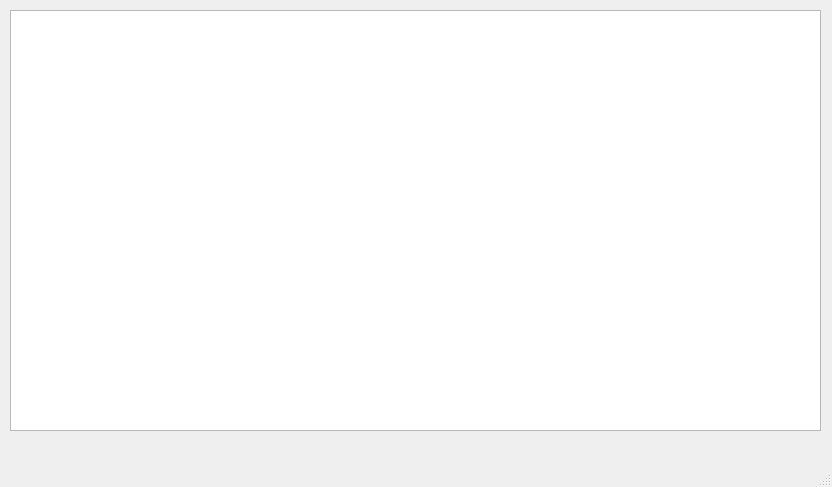
This is main.ui in Mish1ps/git1 as Qt 5 draws it before an edit. The edited form follows.
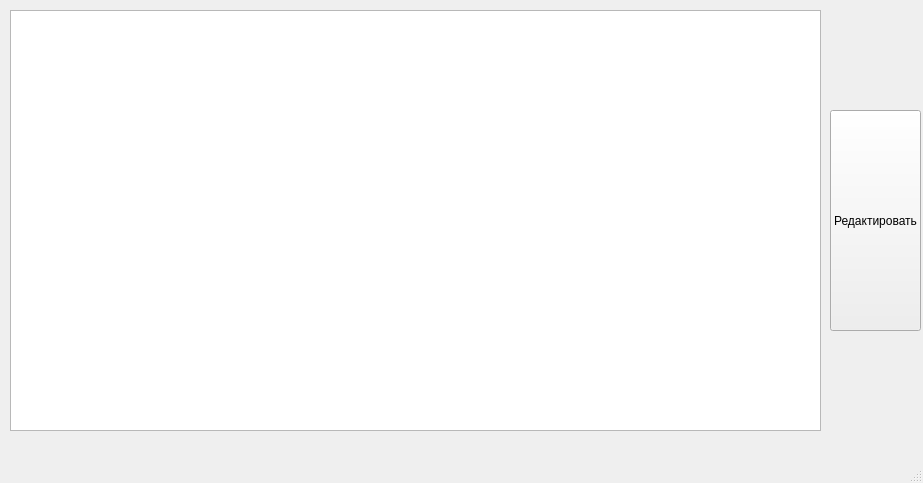
This is the edited form.

The edit to the form file:
```diff
--- a/main.ui
+++ b/main.ui
@@ -6,8 +6,8 @@
    <rect>
     <x>0</x>
     <y>0</y>
-    <width>832</width>
-    <height>487</height>
+    <width>923</width>
+    <height>483</height>
    </rect>
   </property>
   <property name="windowTitle">
@@ -24,6 +24,19 @@
      </rect>
     </property>
    </widget>
+   <widget class="QPushButton" name="pushButton">
+    <property name="geometry">
+     <rect>
+      <x>830</x>
+      <y>110</y>
+      <width>91</width>
+      <height>221</height>
+     </rect>
+    </property>
+    <property name="text">
+     <string>Редактировать</string>
+    </property>
+   </widget>
   </widget>
   <widget class="QMenuBar" name="menubar">
    <property name="geometry">
```
Left out of the diff: 2 changed lines with no effect on the pictures.
